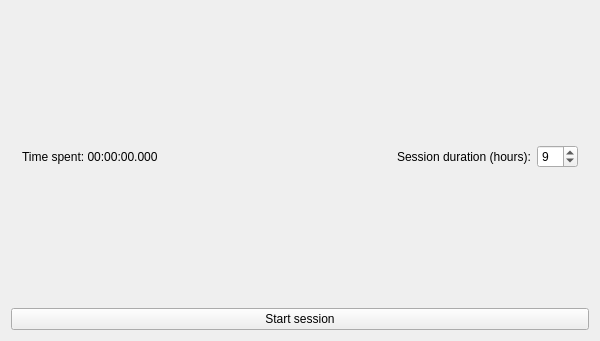
Old version of the form Productivity/TaskTracker/TaskTracker.ui in the repository Hitonoriol/HxNxToolkit.
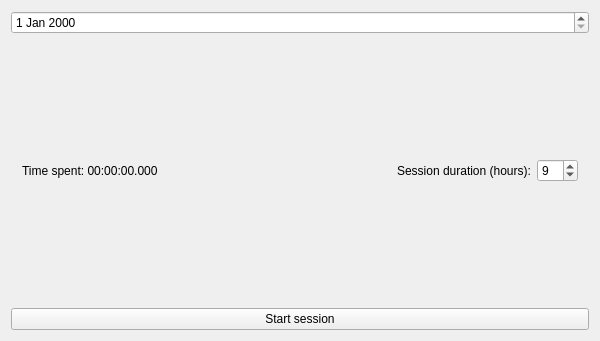
New version of the form.

Commit message: Display session date in TaskTracker

Diff of the .ui file:
```diff
--- a/Productivity/TaskTracker/TaskTracker.ui
+++ b/Productivity/TaskTracker/TaskTracker.ui
@@ -13,7 +13,10 @@
   <property name="windowTitle">
    <string>TaskTracker</string>
   </property>
-  <layout class="QVBoxLayout" name="verticalLayout">
+  <layout class="QVBoxLayout" name="verticalLayout" stretch="0,0,1,2">
+   <item>
+    <widget class="QDateEdit" name="DateField"/>
+   </item>
    <item>
     <widget class="QWidget" name="DurationWidget" native="true">
      <layout class="QHBoxLayout" name="horizontalLayout">
```
The commit also changes 1 other file.
